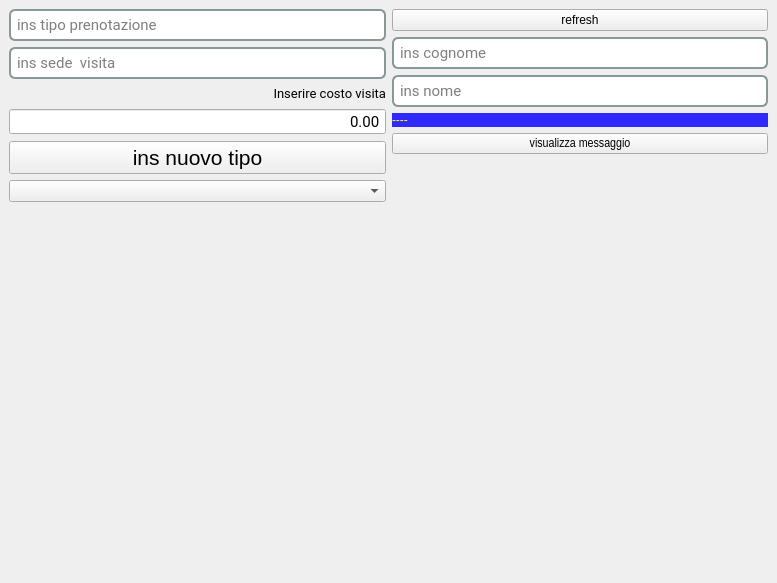
First picture: the form in provagui.ui, repository SkyChamp99/provagui, before the edit.
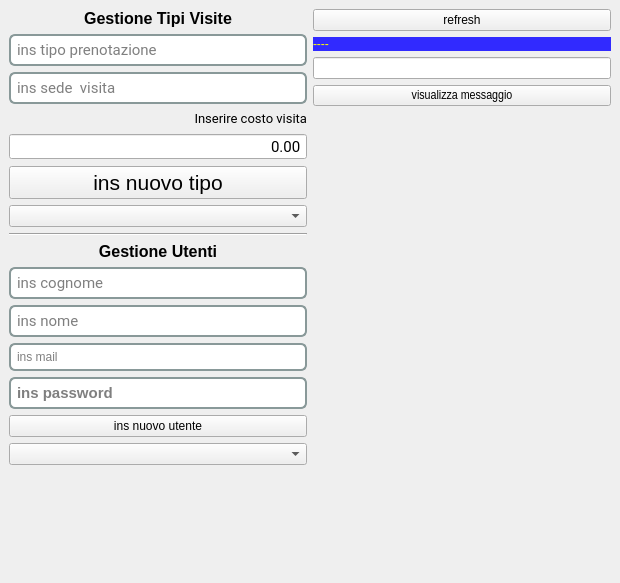
Second picture: the form after the edit.

Patch:
```diff
--- a/provagui.ui
+++ b/provagui.ui
@@ -6,7 +6,7 @@
    <rect>
     <x>0</x>
     <y>0</y>
-    <width>777</width>
+    <width>620</width>
     <height>583</height>
    </rect>
   </property>
@@ -17,6 +17,23 @@
    <layout class="QHBoxLayout" name="horizontalLayout">
     <item>
      <layout class="QVBoxLayout" name="verticalLayout_3">
+      <item>
+       <widget class="QLabel" name="label_3">
+        <property name="font">
+         <font>
+          <pointsize>12</pointsize>
+          <weight>75</weight>
+          <bold>true</bold>
+         </font>
+        </property>
+        <property name="text">
+         <string>Gestione Tipi Visite</string>
+        </property>
+        <property name="alignment">
+         <set>Qt::AlignCenter</set>
+        </property>
+       </widget>
+      </item>
       <item>
        <widget class="QLineEdit" name="elTipo">
         <property name="font">
@@ -101,6 +118,107 @@
       <item>
        <widget class="QComboBox" name="cbTipo"/>
       </item>
+      <item>
+       <widget class="Line" name="line">
+        <property name="orientation">
+         <enum>Qt::Horizontal</enum>
+        </property>
+       </widget>
+      </item>
+      <item>
+       <widget class="QLabel" name="label_2">
+        <property name="font">
+         <font>
+          <pointsize>12</pointsize>
+          <weight>75</weight>
+          <bold>true</bold>
+         </font>
+        </property>
+        <property name="text">
+         <string>Gestione Utenti</string>
+        </property>
+        <property name="alignment">
+         <set>Qt::AlignCenter</set>
+        </property>
+       </widget>
+      </item>
+      <item>
+       <widget class="QLineEdit" name="elLastname">
+        <property name="font">
+         <font>
+          <family>Roboto</family>
+          <pointsize>11</pointsize>
+         </font>
+        </property>
+        <property name="styleSheet">
+         <string notr="true">border:2px solid #899999;border-radius:6;
+padding:4px;</string>
+        </property>
+        <property name="placeholderText">
+         <string>ins cognome</string>
+        </property>
+       </widget>
+      </item>
+      <item>
+       <widget class="QLineEdit" name="elFirstname">
+        <property name="font">
+         <font>
+          <family>Roboto</family>
+          <pointsize>11</pointsize>
+         </font>
+        </property>
+        <property name="styleSheet">
+         <string notr="true">border:2px solid #899999;border-radius:6;
+padding:4px;</string>
+        </property>
+        <property name="placeholderText">
+         <string>ins nome</string>
+        </property>
+       </widget>
+      </item>
+      <item>
+       <widget class="QLineEdit" name="elMail">
+        <property name="styleSheet">
+         <string notr="true">border:2px solid #899999;border-radius:6;
+padding:4px;</string>
+        </property>
+        <property name="text">
+         <string/>
+        </property>
+        <property name="placeholderText">
+         <string>ins mail</string>
+        </property>
+       </widget>
+      </item>
+      <item>
+       <widget class="QLineEdit" name="elPwd">
+        <property name="font">
+         <font>
+          <family>Arial</family>
+          <pointsize>11</pointsize>
+          <weight>75</weight>
+          <bold>true</bold>
+         </font>
+        </property>
+        <property name="styleSheet">
+         <string notr="true">border:2px solid #899999;border-radius:6;
+padding:4px;</string>
+        </property>
+        <property name="placeholderText">
+         <string>ins password</string>
+        </property>
+       </widget>
+      </item>
+      <item>
+       <widget class="QPushButton" name="btnInsertUser">
+        <property name="text">
+         <string>ins nuovo utente</string>
+        </property>
+       </widget>
+      </item>
+      <item>
+       <widget class="QComboBox" name="cbUser"/>
+      </item>
       <item>
        <spacer name="verticalSpacer">
         <property name="orientation">
@@ -125,40 +243,6 @@
         </property>
        </widget>
       </item>
-      <item>
-       <widget class="QLineEdit" name="elCognome">
-        <property name="font">
-         <font>
-          <family>Roboto</family>
-          <pointsize>11</pointsize>
-         </font>
-        </property>
-        <property name="styleSheet">
-         <string notr="true">border:2px solid #899999;border-radius:6;
-padding:4px;</string>
-        </property>
-        <property name="placeholderText">
-         <string>ins cognome</string>
-        </property>
-       </widget>
-      </item>
-      <item>
-       <widget class="QLineEdit" name="elNome">
-        <property name="font">
-         <font>
-          <family>Roboto</family>
-          <pointsize>11</pointsize>
-         </font>
-        </property>
-        <property name="styleSheet">
-         <string notr="true">border:2px solid #899999;border-radius:6;
-padding:4px;</string>
-        </property>
-        <property name="placeholderText">
-         <string>ins nome</string>
-        </property>
-       </widget>
-      </item>
       <item>
        <widget class="QLabel" name="lblMsg">
         <property name="maximumSize">
@@ -185,6 +269,9 @@
         </property>
        </widget>
       </item>
+      <item>
+       <widget class="QLineEdit" name="lineEdit_4"/>
+      </item>
       <item>
        <widget class="QPushButton" name="btnWelcome">
         <property name="font">
```
Left out of the diff: 2 changed lines with no effect on the pictures.
